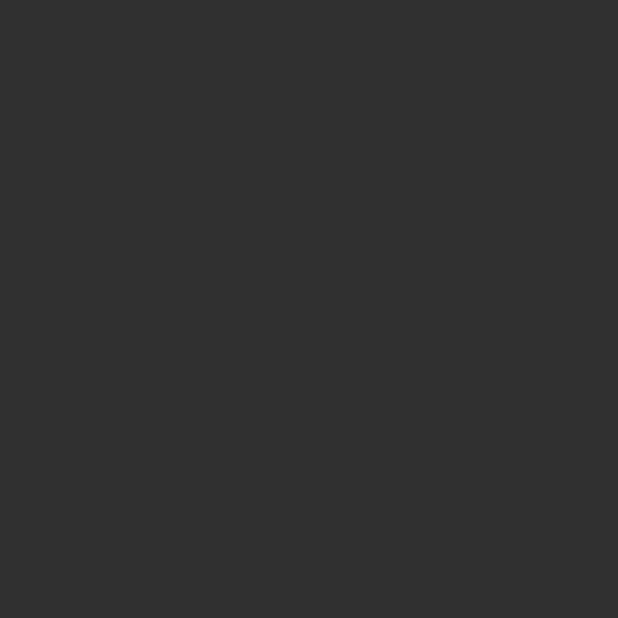
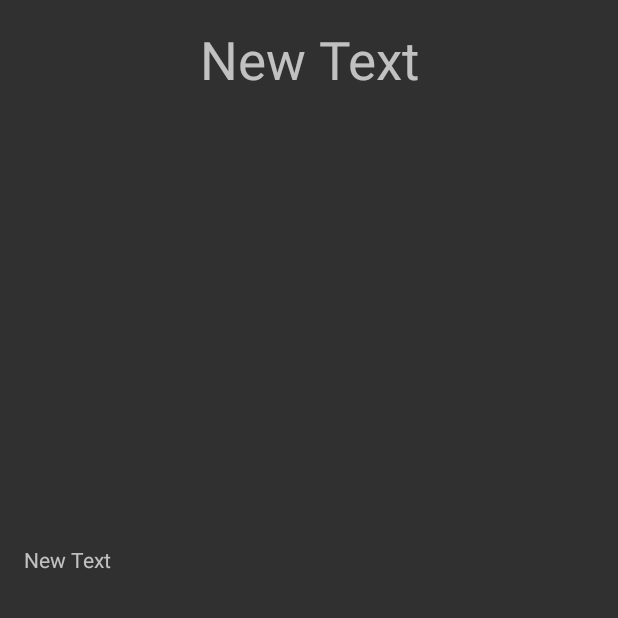
Before and after one commit to gravity017/New-Electronic-Device, an Android app: the DetailActivity screen opened directly, with no data from a screen before it, on a phone screen of 412 x 824 dp, the top half of it. Before the commit the part shown is empty. Run offline under Robolectric (Android 15) with nearby library versions, the phone set to English and light mode, and no system bars.

Commit message:
listview กับ activitydetail เสร็จ

```diff
--- a/app/src/main/res/layout/activity_detail.xml
+++ b/app/src/main/res/layout/activity_detail.xml
@@ -9,4 +9,35 @@
     android:paddingTop="@dimen/activity_vertical_margin"
     tools:context="ice_pbru.dangchoung.natchanon.electronicdevice01.DetailActivity">
 
+    <LinearLayout
+        android:orientation="vertical"
+        android:layout_width="match_parent"
+        android:layout_height="match_parent">
+
+        <TextView
+            android:layout_width="match_parent"
+            android:layout_height="wrap_content"
+            android:text="New Text"
+            android:id="@+id/textView4"
+            android:gravity="center_horizontal"
+            android:textSize="35dp" />
+
+        <ImageView
+            android:layout_width="300dp"
+            android:layout_height="300dp"
+            android:id="@+id/imageView2"
+            android:layout_gravity="center_horizontal" />
+
+        <ScrollView
+            android:layout_width="match_parent"
+            android:layout_height="match_parent"
+            android:id="@+id/scrollView" >
+
+            <TextView
+                android:layout_width="wrap_content"
+                android:layout_height="wrap_content"
+                android:text="New Text"
+                android:id="@+id/textView5" />
+        </ScrollView>
+    </LinearLayout>
 </RelativeLayout>
```
Also changed, not shown: app/src/main/res/layout/elec_listview.xml (+32 -2 lines).
